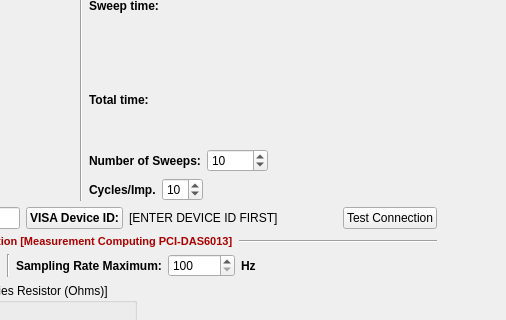
pmanandhar1452/ImpedanceSensingSystem, file IntegratedImpedanceSensingSystem/singlefreqimpdlg.ui: the form before one commit; both pictures show x 294 to 800 and y 96 to 416 of the 800 by 601 pixel window.
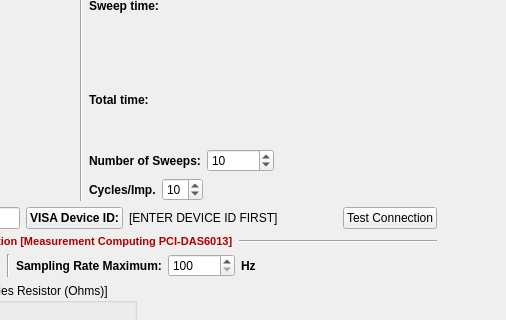
The form after the commit.

Commit message: Increased num steps limit

```diff
--- a/IntegratedImpedanceSensingSystem/singlefreqimpdlg.ui
+++ b/IntegratedImpedanceSensingSystem/singlefreqimpdlg.ui
@@ -287,7 +287,7 @@
              <number>1</number>
             </property>
             <property name="maximum">
-             <number>99999</number>
+             <number>999999</number>
             </property>
             <property name="value">
              <number>10</number>
```
